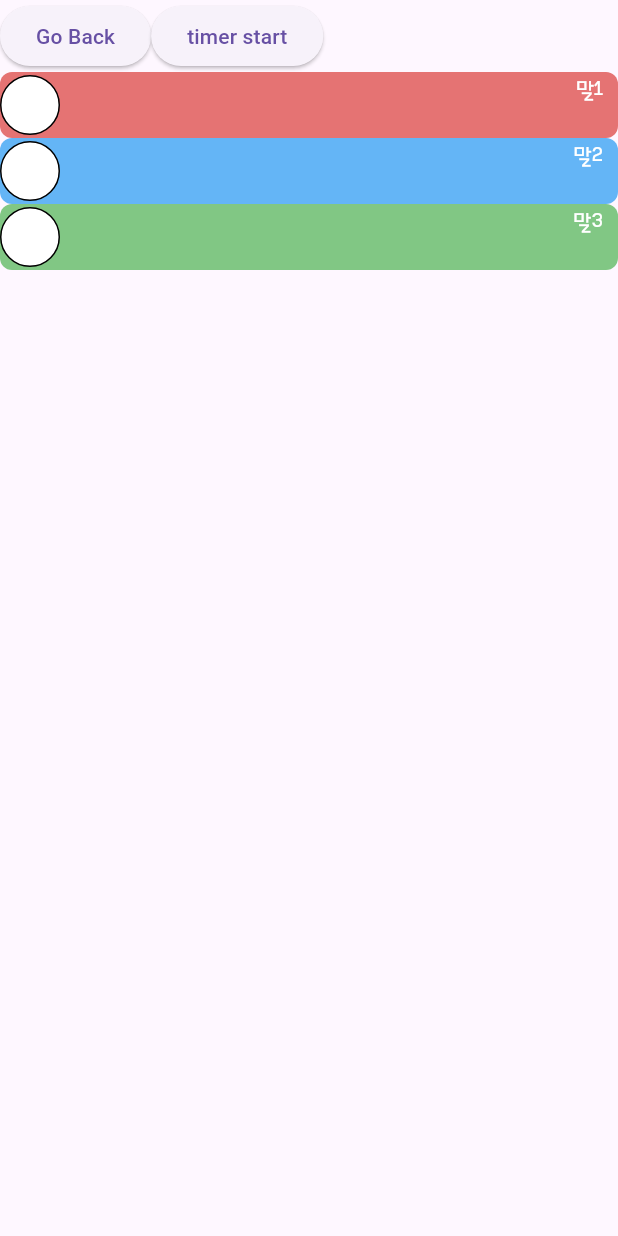
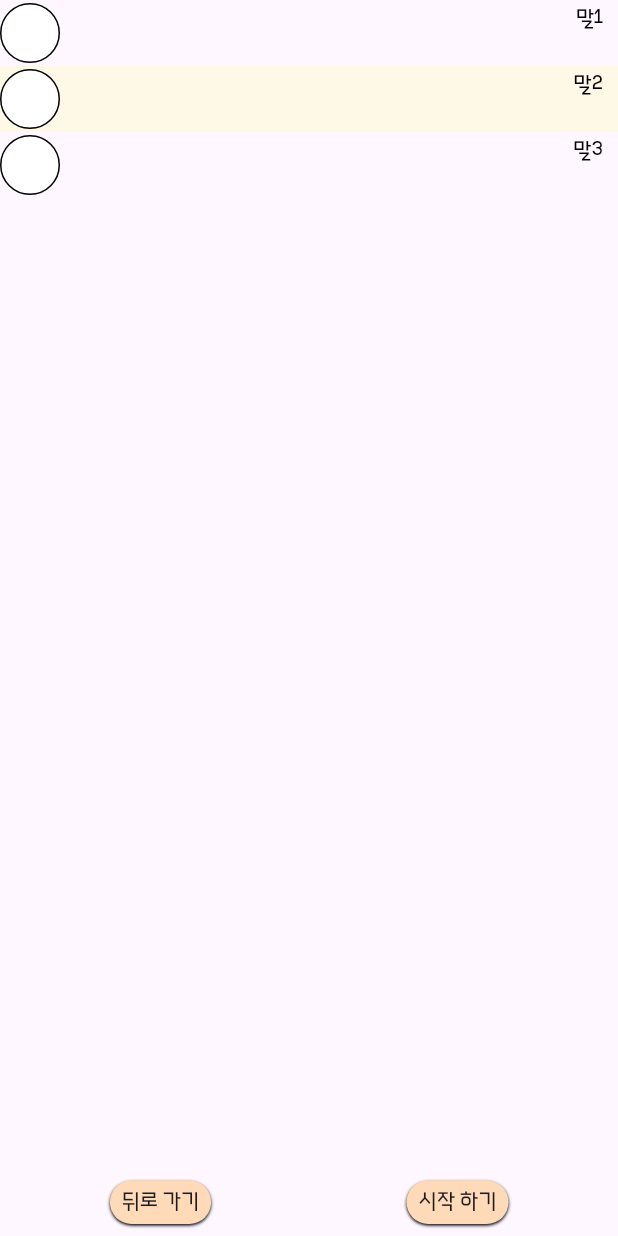
Before and after one commit to APPisode-Dev/run-or-not, a Flutter app: the HomeDetailView screen opened by its route, after a tap on "Game Play View 이동", on a phone screen of 412 x 824 dp. Run offline on Flutter 3.47's test engine with Material 3 defaults, Android fonts, the phone set to English and light mode, and no system bars; our stand-ins replace get_it, go_router; project files that could hold a hidden picture were left out.

Commit message:
feat/58: Game Play View 로직 및 UI 개선

```diff
--- a/lib/core/di/injector.dart
+++ b/lib/core/di/injector.dart
@@ -21,14 +21,14 @@ void setupDependencies() {
 
   getIt.registerFactory<HomeViewModel>(() => HomeViewModel(getIt<RouterService>()));
   getIt.registerFactory<HomeDetailViewModel>(() => HomeDetailViewModel(getIt<RouterService>()));
-  getIt.registerFactoryParam<GamePlayViewModel, List<(String, int)>, void>(
+  getIt.registerFactoryParam<GamePlayViewModel, List<String>, void>(
     (characterTuples, _) => GamePlayViewModel(
         getIt<RouterService>(),
         characterTuples,
         getIt<GameUseCase>(),
     ),
   );
-  getIt.registerFactoryParam<RankingViewModel, List<(String, int, int)>, void>(
+  getIt.registerFactoryParam<RankingViewModel, List<(String, int)>, void>(
     (characterTuples, _) => RankingViewModel(
       getIt<RouterService>(),
       characterTuples,
--- a/lib/domain/model/character/custom_character.dart
+++ b/lib/domain/model/character/custom_character.dart
@@ -1,6 +1,5 @@
 class CustomCharacter {
   final String name;
-  final int hexColor; // TODO: 추후 필드 수정 예정
   final double speed;
   final double positionX;
   final bool isFinished;
@@ -8,7 +7,6 @@ class CustomCharacter {
 
   const CustomCharacter({
     required this.name,
-    required this.hexColor,
     this.speed = 0.1,
     this.positionX = 0,
     this.isFinished = false,
@@ -17,7 +15,6 @@ class CustomCharacter {
 
   CustomCharacter copyWith({
     String? name,
-    int? hexColor,
     double? speed,
     double? positionX,
     bool? isFinished,
@@ -25,7 +22,6 @@ class CustomCharacter {
   }) {
     return CustomCharacter(
       name: name ?? this.name,
-      hexColor: hexColor ?? this.hexColor,
       speed: speed ?? this.speed,
       positionX: positionX ?? this.positionX,
       isFinished: isFinished ?? this.isFinished,
--- a/lib/presentation/game_play/game_play_intent.dart
+++ b/lib/presentation/game_play/game_play_intent.dart
@@ -1,8 +1,9 @@
 sealed class GamePlayIntent {}
 
 class GoBackButtonTapped extends GamePlayIntent {}
-class TimerStartButtonTapped extends GamePlayIntent {}
+class StartButtonTapped extends GamePlayIntent {}
 class RankingButtonTapped extends GamePlayIntent {}
+class RetryButtonTapped extends GamePlayIntent {}
 class UpdatePositionXWithSpeed extends GamePlayIntent {}
 class UpdateMaxDeviceWidthAndSafeArea extends GamePlayIntent {
   final double maxDeviceWidth;
--- a/lib/presentation/game_play/game_play_view.dart
+++ b/lib/presentation/game_play/game_play_view.dart
@@ -2,6 +2,7 @@ import 'package:flutter/material.dart';
 import 'package:provider/provider.dart';
 import 'package:run_or_not/presentation/game_play/game_play_intent.dart';
 import 'package:run_or_not/presentation/game_play/game_play_view_model.dart';
+import 'package:run_or_not/presentation/game_play/widgets/game_play_button.dart';
 import 'package:run_or_not/presentation/game_play/widgets/race_line_list_view.dart';
 
 class GamePlayView extends StatelessWidget {
@@ -22,55 +23,30 @@ class GamePlayView extends StatelessWidget {
       body: SafeArea(
         child: Column(
           children: [
-            _buttonRowView(
+            RaceLineListView(
+              characters: _viewModel.state.characterList,
+              maxWidth: _maxWidth,
+            ),
+            Padding(
+              padding: const EdgeInsets.all(8.0),
+              child: GamePlayButton(
                 goBackButtonAction: () {
                   _viewModel.send(GoBackButtonTapped());
                 },
                 startButtonAction: () {
-                _viewModel.send(TimerStartButtonTapped());
+                  _viewModel.send(StartButtonTapped());
                 },
                 rankingButtonAction: () {
                   _viewModel.send(RankingButtonTapped());
                 },
+                retryButtonAction: () {
+                  _viewModel.send(RetryButtonTapped());
+                }
               ),
-            RaceLineListView(
-              characters: _viewModel.state.characterList,
-              maxWidth: _maxWidth,
-            )
+            ),
           ],
         ),
       ),
     );
   }
-
-  // TODO: 임시 버튼
-  Widget _buttonRowView({
-    required VoidCallback goBackButtonAction,
-    required VoidCallback startButtonAction,
-    required VoidCallback rankingButtonAction,
-  }) {
-    return Row(
-      children: [
-        ElevatedButton(
-          onPressed: goBackButtonAction,
-          child: const Text('Go Back'),
-        ),
-        ElevatedButton(
-          onPressed: startButtonAction,
-          child: const Text('timer start'),
-        ),
-        Selector<GamePlayViewModel, bool>(
-          selector: (context, viewModel) => viewModel.state.shouldShowRankingButton,
-          builder: (context, shouldShowRankingButton, _) {
-            return shouldShowRankingButton
-              ? ElevatedButton(
-                  onPressed: rankingButtonAction,
-                  child: const Text('Ranking View'),
-                )
-              : const SizedBox.shrink();
-          },
-        ),
-      ],
-    );
 }
-}
--- a/lib/presentation/game_play/game_play_view_model.dart
+++ b/lib/presentation/game_play/game_play_view_model.dart
@@ -1,11 +1,11 @@
 import 'dart:async';
-import 'dart:math';
 import 'package:flutter/material.dart';
 import 'package:run_or_not/domain/model/character/custom_character.dart';
 import 'package:run_or_not/domain/use_case/game/game_use_case.dart';
 import 'package:run_or_not/presentation/core/const/widget_sizes.dart';
 import 'package:run_or_not/presentation/game_play/game_play_intent.dart';
 import 'package:run_or_not/presentation/game_play/game_play_state.dart';
+import 'package:run_or_not/presentation/game_play/utils/random_util.dart';
 import 'package:run_or_not/presentation/router/app_screen.dart';
 import 'package:run_or_not/presentation/router/service/router_service.dart';
 
@@ -18,17 +18,15 @@ class GamePlayViewModel extends ChangeNotifier {
 
   GamePlayViewModel(
     this._routerService,
-    List<(String, int)> characterTuples,
+    List<String> characterList,
     this._gameUseCase,
   ): _state = GamePlayState(
-    characterList: characterTuples.map((tuples) {
-      final _name = tuples.$1;
-      final _hexColor = tuples.$2;
+    characterList: characterList.map((character) {
+      final _name = character;
 
       return CustomCharacter(
         name: _name,
-        hexColor: _hexColor,
-        speed: Random().nextInt(20) + 1,
+        speed: RandomUtil.getDoubleMinMaxRangeValue(3, 10),
         positionX: 0,
         isFinished: false,
       );
@@ -59,11 +57,11 @@ class GamePlayViewModel extends ChangeNotifier {
         break;
       case RankingButtonTapped():
         final charactersTuples = _state.characterList.map((character) {
-          return (character.name, character.hexColor, character.rank);
+          return (character.name, character.rank);
         }).toList();
         _routerService.navigateTo(AppScreen.ranking.path, extra: charactersTuples);
         break;
-      case TimerStartButtonTapped():
+      case StartButtonTapped():
         _timer?.cancel();
 
         _timer = Timer.periodic(Duration(milliseconds: 100), (timer) {
@@ -75,6 +73,8 @@ class GamePlayViewModel extends ChangeNotifier {
           }
         });
         break;
+      case RetryButtonTapped():
+        send(StartButtonTapped());
       default:
         break;
     }
@@ -95,6 +95,19 @@ class GamePlayViewModel extends ChangeNotifier {
         return current.copyWith(characterList: _updatedCharacterList);
       case UpdateMaxDeviceWidthAndSafeArea(:final maxDeviceWidth, :final horizontalSafeArea):
         return current.copyWith(maxDeviceWidth: maxDeviceWidth, horizontalSafeArea: horizontalSafeArea);
+      case RetryButtonTapped():
+        final newCharacterList = current.characterList.map((character){
+          return CustomCharacter(
+            name: character.name,
+            speed: RandomUtil.getDoubleMinMaxRangeValue(5, 15),
+            positionX: 0,
+            isFinished: false,
+          );
+        }).toList();
+
+        return current.copyWith(
+          characterList: newCharacterList
+        );
       default:
         return current;
     }
--- /dev/null
+++ b/lib/presentation/game_play/utils/random_util.dart
@@ -0,0 +1,9 @@
+import 'dart:math';
+
+class RandomUtil {
+  static final Random _random = Random();
+
+  static double getDoubleMinMaxRangeValue(double min, double max) {
+    return min + (max - min) * _random.nextDouble();
+  }
+}
--- /dev/null
+++ b/lib/presentation/game_play/widgets/game_play_button.dart
@@ -0,0 +1,69 @@
+import 'package:flutter/material.dart';
+import 'package:provider/provider.dart';
+import 'package:run_or_not/design_system/button/custom_button.dart';
+import 'package:run_or_not/design_system/color/app_colors.dart';
+import 'package:run_or_not/design_system/text/custom_text_style.dart';
+import 'package:run_or_not/presentation/game_play/game_play_view_model.dart';
+
+class GamePlayButton extends StatelessWidget {
+  final VoidCallback goBackButtonAction;
+  final VoidCallback startButtonAction;
+  final VoidCallback rankingButtonAction;
+  final VoidCallback retryButtonAction;
+
+  const GamePlayButton({
+    super.key,
+    required this.goBackButtonAction,
+    required this.startButtonAction,
+    required this.rankingButtonAction,
+    required this.retryButtonAction,
+  });
+
+  @override
+  Widget build(BuildContext context) {
+    return Row(
+      children: [
+        Expanded(
+          child: Center(child: _buttonView(goBackButtonAction, "뒤로 가기")),
+        ),
+        Expanded(
+          child: Center(
+            child: Selector<GamePlayViewModel, bool>(
+              selector:
+                  (context, viewModel) =>
+                      viewModel.state.shouldShowRankingButton,
+              builder: (context, shouldShowRankingButton, _) {
+                return shouldShowRankingButton
+                    ? _buttonView(retryButtonAction, "다시 하기")
+                    : _buttonView(startButtonAction, "시작 하기");
+              },
+            ),
+          ),
+        ),
+        Selector<GamePlayViewModel, bool>(
+          selector:
+              (context, viewModel) => viewModel.state.shouldShowRankingButton,
+          builder: (context, shouldShowRankingButton, _) {
+            return shouldShowRankingButton
+                ? Expanded(
+                  child: Center(
+                    child: _buttonView(rankingButtonAction, "순위 보기"),
+                  ),
+                )
+                : const SizedBox.shrink();
+          },
+        ),
+      ],
+    );
+  }
+
+  Widget _buttonView(VoidCallback action, String title) {
+    return CustomButton(
+      child: Text(title, style: CustomTextStyle.bodySmall),
+      faceColor: AppColors.peach,
+      borderRadius: 15,
+      onPressed: action,
+      childPadding: EdgeInsets.fromLTRB(8, 4, 8, 4),
+    );
+  }
+}
--- a/lib/presentation/game_play/widgets/race_line_list_view.dart
+++ b/lib/presentation/game_play/widgets/race_line_list_view.dart
@@ -1,5 +1,6 @@
 import 'package:flutter/material.dart';
 import 'package:provider/provider.dart';
+import 'package:run_or_not/design_system/color/app_colors.dart';
 import 'package:run_or_not/design_system/text/custom_text_style.dart';
 import 'package:run_or_not/domain/model/character/custom_character.dart';
 import 'package:run_or_not/presentation/core/const/widget_sizes.dart';
@@ -23,6 +24,7 @@ class RaceLineListView extends StatelessWidget {
             characters.asMap().entries.map((entry) {
               final _index = entry.key;
               final _character = entry.value;
+              final _isEven = _index % 2 == 0;
 
               return Selector<GamePlayViewModel, bool>(
                 selector:
@@ -32,10 +34,7 @@ class RaceLineListView extends StatelessWidget {
                   return Container(
                     height: WidgetSizes.gamePlayContainerHeight,
                     decoration: BoxDecoration(
-                      color: Color(
-                        _character.hexColor,
-                      ).withValues(alpha: isFinished ? 0.5 : 1.0),
-                      borderRadius: BorderRadius.circular(8),
+                      color: _getLineBackgroundColor(_isEven, isFinished),
                     ),
                     child: Stack(
                       children: [
@@ -89,7 +88,7 @@ class RaceLineListView extends StatelessWidget {
       right: 10,
       child: Text(
         name,
-        style: CustomTextStyle.bodySmall.copyWith(color: Colors.white),
+        style: CustomTextStyle.bodySmall.copyWith(color: Colors.black),
       ),
     );
   }
@@ -111,4 +110,16 @@ class RaceLineListView extends StatelessWidget {
       },
     );
   }
+
+  Color _getLineBackgroundColor(bool isEven, bool isFinished) {
+    if (isFinished) {
+      return AppColors.peach;
+    } else {
+      if (isEven) {
+        return Colors.transparent;
+      } else {
+        return AppColors.paleLemon.withValues(alpha: 0.5);
+      }
+    }
+  }
 }
--- a/lib/presentation/home_detail/home_detail_view_model.dart
+++ b/lib/presentation/home_detail/home_detail_view_model.dart
@@ -22,9 +22,9 @@ class HomeDetailViewModel extends ChangeNotifier {
     switch (intent) {
       case NavigateToGamePlay():
         final dummyCharactersTuples = [
-          ('말1', 0xFFE57373),
-          ('말2', 0xFF64B5F6),
-          ('말3', 0xFF81C784),
+          ('말1'),
+          ('말2'),
+          ('말3'),
         ];
 
         _routerService.navigateTo(AppScreen.gamePlay.path, extra: dummyCharactersTuples);
--- a/lib/presentation/ranking/ranking_view_model.dart
+++ b/lib/presentation/ranking/ranking_view_model.dart
@@ -12,17 +12,16 @@ class RankingViewModel extends ChangeNotifier {
 
   RankingViewModel(
       this._routerService,
-      List<(String, int, int)> characterTuples,
+      List<(String, int)> characterTuples,
       ): _state = RankingState(
       characterList: _sortedCharacters(characterTuples),
   );
 
-  static List<CustomCharacter> _sortedCharacters(List<(String, int, int)> characterTuples) {
+  static List<CustomCharacter> _sortedCharacters(List<(String, int)> characterTuples) {
     final list = characterTuples.map((tuples) {
       return CustomCharacter(
         name: tuples.$1,
-        hexColor: tuples.$2,
-        rank: tuples.$3,
+        rank: tuples.$2,
       );
     }).toList();
 
--- a/lib/presentation/router/app_router.dart
+++ b/lib/presentation/router/app_router.dart
@@ -38,10 +38,10 @@ GoRouter createRouter() {
       GoRoute(
         path: AppScreen.gamePlay.path,
         builder: (context, state) {
-          final characterTuples = state.extra as List<(String, int)>;
+          final characterList = state.extra as List<String>;
 
           return ChangeNotifierProvider(
-            create: (_) => getIt<GamePlayViewModel>(param1: characterTuples),
+            create: (_) => getIt<GamePlayViewModel>(param1: characterList),
             child: GamePlayView(),
           );
         }
@@ -49,7 +49,7 @@ GoRouter createRouter() {
       GoRoute(
         path: AppScreen.ranking.path,
         builder: (context, state) {
-          final characterTuples = state.extra as List<(String, int, int)>;
+          final characterTuples = state.extra as List<(String, int)>;
 
           return ChangeNotifierProvider(
             create: (_) => getIt<RankingViewModel>(param1: characterTuples) ,
```
Lines whose indentation alone changed are shown as unchanged.
